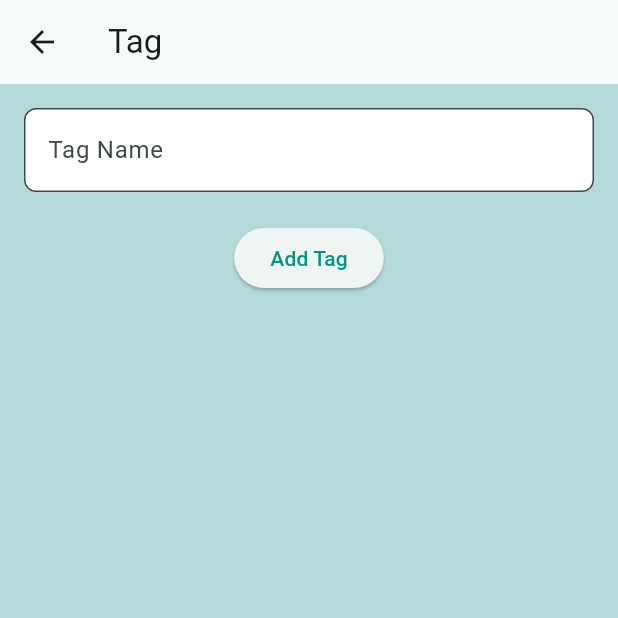
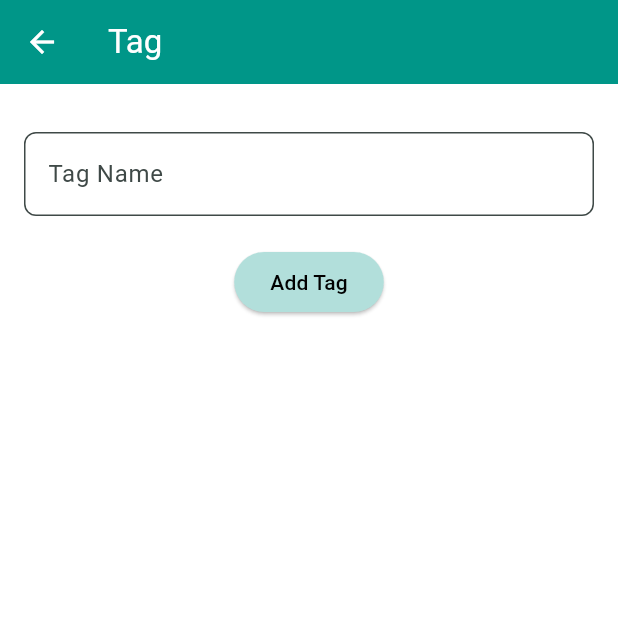
Before and after one commit to darlynvp/recipe-organizer, a Flutter app: the TagFormPage screen opened directly, on a phone screen of 412 x 824 dp, the top half of it. Run offline on Flutter 3.47's test engine with Material 3 defaults, Android fonts, the light colour scheme and no system bars; network calls fail; Roboto replaces fonts that are missing (SF Pro).

Commit message:
minor changes to tag form

```diff
--- a/lib/tag_form_page.dart
+++ b/lib/tag_form_page.dart
@@ -34,7 +34,11 @@ class _TagFormPageState extends State<TagFormPage> {
       data: Theme.of(context).copyWith(
         colorScheme: ColorScheme.fromSeed(
           seedColor: Colors.teal,
-          primary: Colors.teal
+        ),
+        scaffoldBackgroundColor: Colors.white,
+        appBarTheme: const AppBarTheme(
+          backgroundColor: Colors.teal,
+          foregroundColor: Colors.white,
         ),
         inputDecorationTheme: InputDecorationTheme(
           filled: true,
@@ -54,7 +58,7 @@ class _TagFormPageState extends State<TagFormPage> {
           title: const Text('Tag'),
         ),
         body: Padding(
-          padding: const EdgeInsets.all(16.0),
+          padding: const EdgeInsets.fromLTRB(16.0, 32.0, 16.0, 16.0),
           child: Column(
             children: [
               TextFormField(
@@ -65,6 +69,10 @@ class _TagFormPageState extends State<TagFormPage> {
               ),
               const SizedBox(height: 20),
               ElevatedButton(
+                style: ElevatedButton.styleFrom(
+                  backgroundColor: Colors.teal.shade100,
+                  foregroundColor: Colors.black,
+                ),
                 onPressed: () {
                   String newTag = _tagController.text.trim();
                   if (newTag.isNotEmpty) {
```
